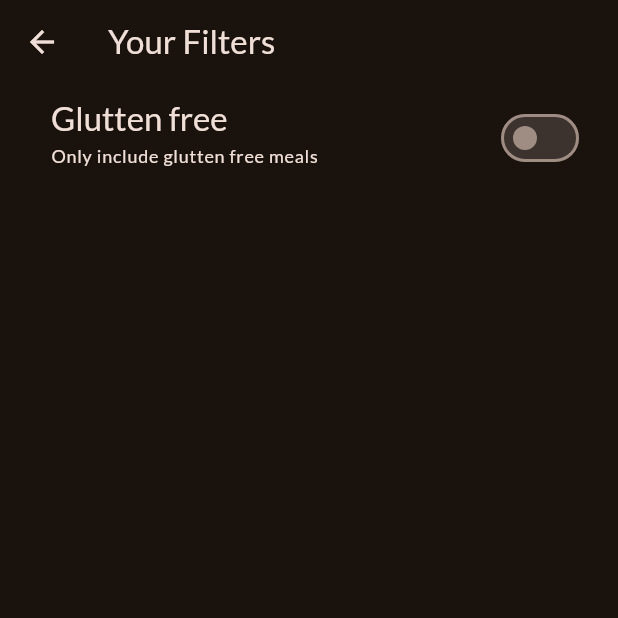
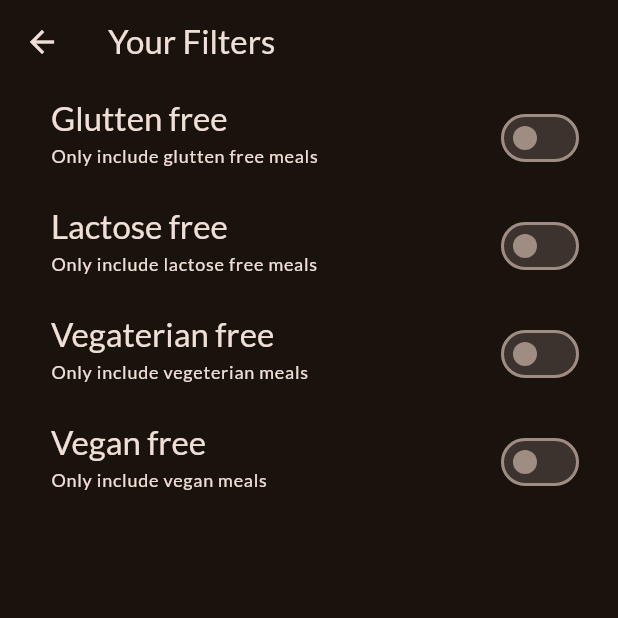
Before and after one commit to IvanRobak/meals, a Flutter app: the FiltersScreen screen opened directly, on a phone screen of 412 x 824 dp, the top half of it. Run offline on Flutter 3.47's test engine with Material 3 defaults, Android fonts, the phone set to English and light mode, and no system bars; our stand-ins replace google_fonts, transparent_image.

Commit message:
add more filters

```diff
--- a/lib/screen/filters.dart
+++ b/lib/screen/filters.dart
@@ -9,6 +9,9 @@ class FiltersScreen extends StatefulWidget {
 
 class _FiltersScreenState extends State<FiltersScreen> {
   var _glutenFreeFilterSet = false;
+  var _lactoseFreeFilterSet = false;
+  var _vegaterianFreeFilterSet = false;
+  var _veganFreeFilterSet = false;
 
   @override
   Widget build(BuildContext context) {
@@ -41,7 +44,79 @@ class _FiltersScreenState extends State<FiltersScreen> {
             ),
             activeColor: Theme.of(context).colorScheme.tertiary,
             contentPadding: const EdgeInsets.only(left: 34, right: 22),
-          )
+          ),
+          SwitchListTile(
+            value: _lactoseFreeFilterSet,
+            onChanged: (isChecked) {
+              setState(() {
+                _lactoseFreeFilterSet = isChecked;
+              });
+            },
+            title: Text(
+              'Lactose free',
+              style: Theme.of(context)
+                  .textTheme
+                  .titleLarge!
+                  .copyWith(color: Theme.of(context).colorScheme.onBackground),
+            ),
+            subtitle: Text(
+              'Only include lactose free meals',
+              style: Theme.of(context)
+                  .textTheme
+                  .labelMedium!
+                  .copyWith(color: Theme.of(context).colorScheme.onBackground),
+            ),
+            activeColor: Theme.of(context).colorScheme.tertiary,
+            contentPadding: const EdgeInsets.only(left: 34, right: 22),
+          ),
+          SwitchListTile(
+            value: _vegaterianFreeFilterSet,
+            onChanged: (isChecked) {
+              setState(() {
+                _vegaterianFreeFilterSet = isChecked;
+              });
+            },
+            title: Text(
+              'Vegaterian free',
+              style: Theme.of(context)
+                  .textTheme
+                  .titleLarge!
+                  .copyWith(color: Theme.of(context).colorScheme.onBackground),
+            ),
+            subtitle: Text(
+              'Only include vegeterian meals',
+              style: Theme.of(context)
+                  .textTheme
+                  .labelMedium!
+                  .copyWith(color: Theme.of(context).colorScheme.onBackground),
+            ),
+            activeColor: Theme.of(context).colorScheme.tertiary,
+            contentPadding: const EdgeInsets.only(left: 34, right: 22),
+          ),
+          SwitchListTile(
+            value: _veganFreeFilterSet,
+            onChanged: (isChecked) {
+              setState(() {
+                _veganFreeFilterSet = isChecked;
+              });
+            },
+            title: Text(
+              'Vegan free',
+              style: Theme.of(context)
+                  .textTheme
+                  .titleLarge!
+                  .copyWith(color: Theme.of(context).colorScheme.onBackground),
+            ),
+            subtitle: Text(
+              'Only include vegan meals',
+              style: Theme.of(context)
+                  .textTheme
+                  .labelMedium!
+                  .copyWith(color: Theme.of(context).colorScheme.onBackground),
+            ),
+            activeColor: Theme.of(context).colorScheme.tertiary,
+            contentPadding: const EdgeInsets.only(left: 34, right: 22),
+          ),
         ],
       ),
     );
--- a/lib/screen/tabs.dart
+++ b/lib/screen/tabs.dart
@@ -1,6 +1,7 @@
 import 'package:flutter/material.dart';
 import 'package:meals/model/meal.dart';
 import 'package:meals/screen/categories.dart';
+import 'package:meals/screen/filters.dart';
 import 'package:meals/screen/meals.dart';
 import 'package:meals/widgets/main_drawer.dart';
 
@@ -47,9 +48,13 @@ class _TabsScreenState extends State<TabsScreen> {
   }
 
   void _setScreen(String identifier) {
+    Navigator.of(context).pop();
     if (identifier == 'filter') {
-    } else {
-      Navigator.of(context).pop();
+      Navigator.of(context).push(
+        MaterialPageRoute(
+          builder: (ctx) => const FiltersScreen(),
+        ),
+      );
     }
   }
 
```
